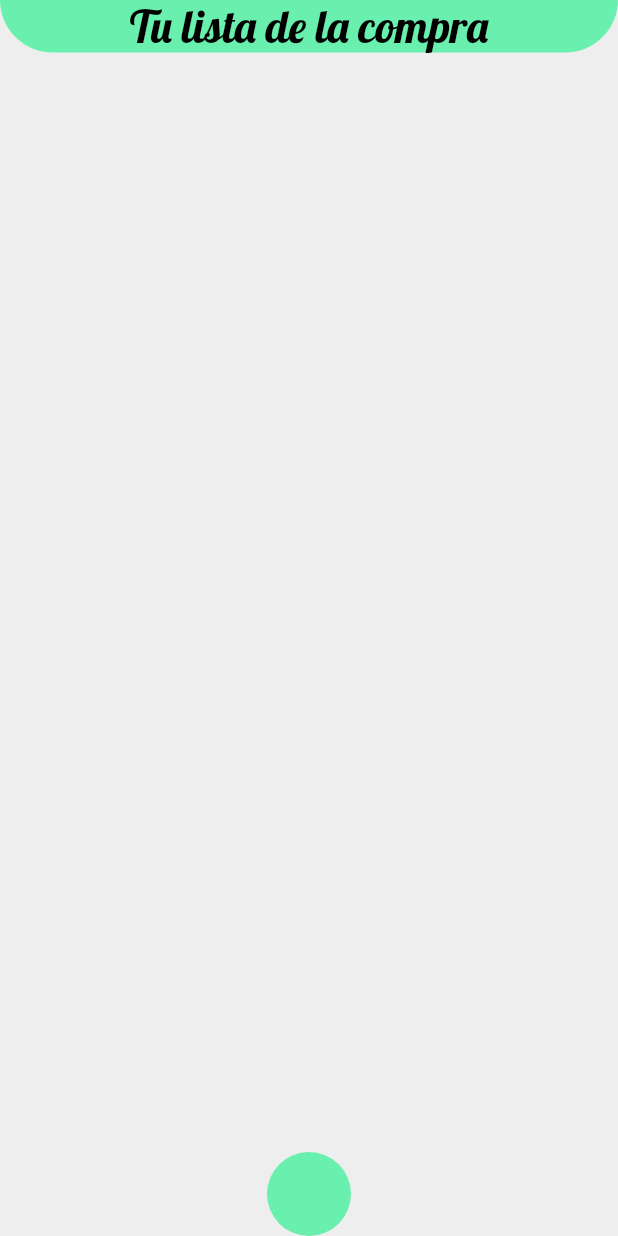
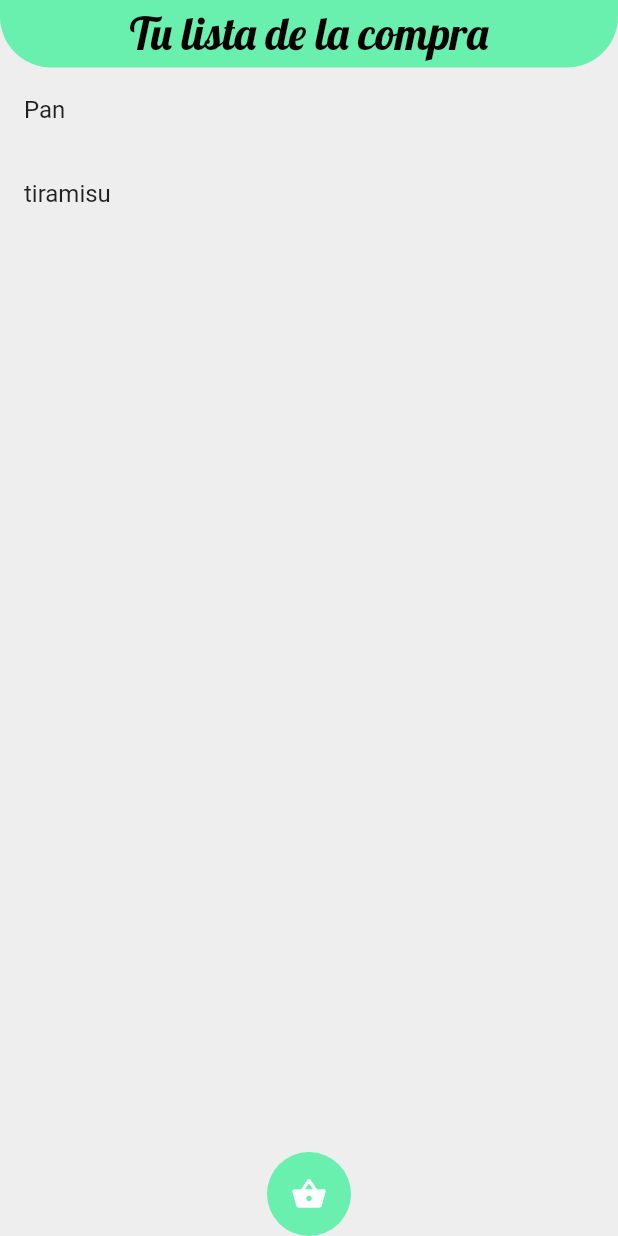
Before and after one commit to AlexMolina08/Compras, a Flutter app: the screen it shows after launch, on a phone screen of 412 x 824 dp. Run offline on Flutter 3.47's test engine with Material 2 defaults, Android fonts, the phone set to English and light mode, and no system bars.

Commit message:
Creo un ListView para mostrar las compras en home

```diff
--- a/lib/pages/home.dart
+++ b/lib/pages/home.dart
@@ -1,3 +1,4 @@
+import 'package:flutter/cupertino.dart';
 import 'package:flutter/material.dart';
 import 'package:flutter/services.dart';
 
@@ -15,6 +16,10 @@ class Home extends StatefulWidget {
 
 class _HomeState extends State<Home> {
 
+  TextEditingController _textController = TextEditingController();
+
+  List<String> compras = ["Pan","tiramisu"];
+
   @override
   void initState(){
     super.initState();
@@ -26,13 +31,13 @@ class _HomeState extends State<Home> {
     return Scaffold(
       backgroundColor: Colors.grey[200],
       appBar: PreferredSize(
-        preferredSize: Size(double.infinity, 35), // 44 is the height
+        preferredSize: Size(double.infinity, 45), // 44 is the height
         child: AppBar(
           backgroundColor: Colors.greenAccent,
           elevation: 0,
           shape: RoundedRectangleBorder(
             borderRadius: BorderRadius.vertical(
-              bottom: Radius.circular(50)
+              bottom: Radius.circular(34)
             )
           ),
           title: Text("Tu lista de la compra",
@@ -53,6 +58,7 @@ class _HomeState extends State<Home> {
           });
         },
         elevation: 0,
+        child: Icon(Icons.shopping_basket),
         backgroundColor: Colors.greenAccent,
       ),
 
@@ -61,7 +67,14 @@ class _HomeState extends State<Home> {
 
       //CUERPO DEL SCAFFOLD
 
-
+      body: ListView.builder(
+        itemCount: compras.length,
+        itemBuilder: (BuildContext context , int index){
+          return ListTile(
+            title: Text('${compras[index]}'),
+          );
+        }
+      )
 
 
     );
--- /dev/null
+++ b/lib/pages/new_buy.dart
@@ -0,0 +1 @@
+import 'package:flutter/material.dart';
```
